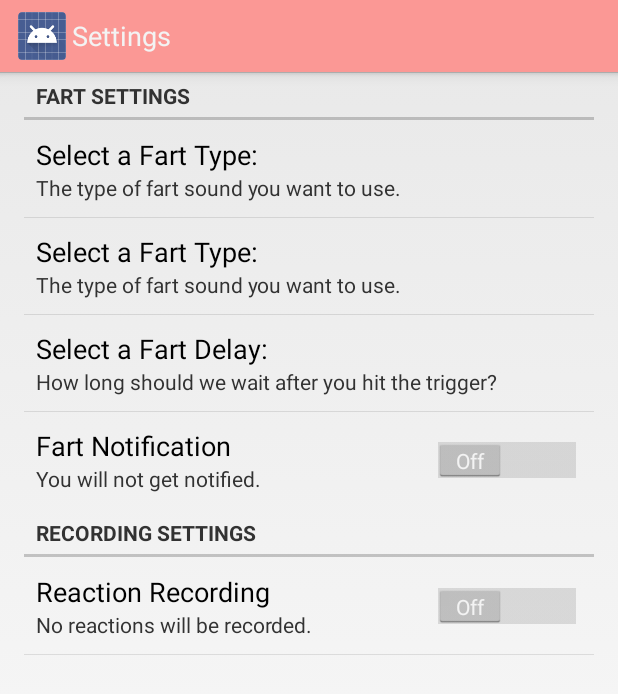
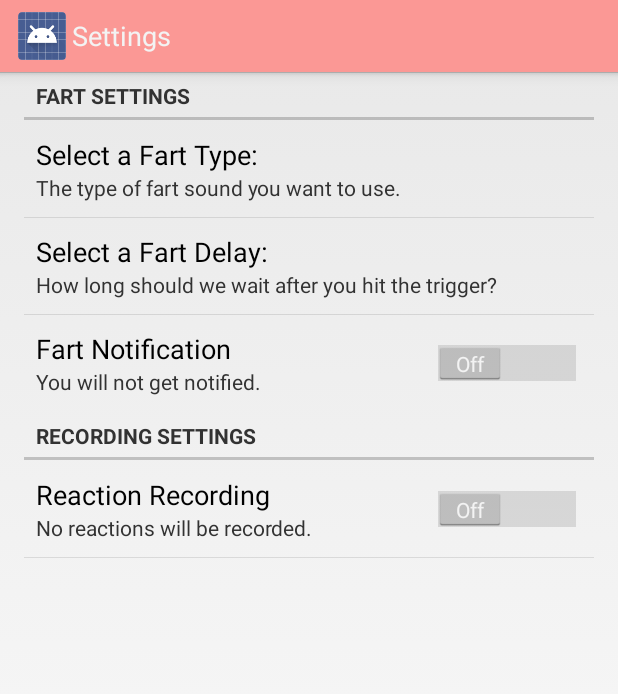
Before and after one commit to mikeflynn/RemoteWhoopeeCushion, an Android app: the screen it shows after launch (SettingsActivity), in the options menu, after a tap on "Settings", on a phone screen of 412 x 824 dp. Shown: the top 694 px of the screen. Run offline under Robolectric (Android 15) with nearby library versions, the light colour scheme and no system bars; libraries missing offline, so code that uses them is left out: com.daimajia.androidanimations; 6 statements that could not run were skipped.

Commit message:
Improved both recordings lists and many many bug fixes.

```diff
--- a/mobile/src/main/java/io/github/mikeflynn/remotewhoopeecushion/MainActivity.java
+++ b/mobile/src/main/java/io/github/mikeflynn/remotewhoopeecushion/MainActivity.java
@@ -23,6 +23,7 @@ import android.animation.ValueAnimator;
 import com.daimajia.androidanimations.library.Techniques;
 import com.daimajia.androidanimations.library.YoYo;
 
+import java.io.File;
 import java.io.IOException;
 import java.util.ArrayList;
 import java.util.Collections;
@@ -202,11 +203,11 @@ public class MainActivity extends Activity {
         return delay;
     }
 
-    protected String getFile() {
+    protected MediaPlayer getPlayer() {
         SharedPreferences prefs = PreferenceManager.getDefaultSharedPreferences(this);
         String name = prefs.getString("io.github.mikeflynn.remotewhoopeecushion.fart_type", "chipotle");
 
-        if(name.equals("-1")) {
+        if(name.equals("random")) {
             ArrayList<String> options = new ArrayList<String>();
             Collections.addAll(options, getResources().getStringArray(R.array.settings_vals_fart_type));
             options.remove(options.size() - 1);
@@ -215,7 +216,18 @@ public class MainActivity extends Activity {
             name = options.get(idx);
         }
 
-        return name;
+        int resourceId = getResources().getIdentifier("raw/"+name, null, this.getPackageName());
+        if(resourceId > 0) {
+            return MediaPlayer.create(getApplicationContext(), resourceId);
+        } else {
+            Recording mediaFile = new Recording(name, getApplicationContext(), "fart_");
+            if(mediaFile.fileExists()) {
+                return mediaFile.getPlayer();
+            }
+
+            // Default fart
+            return MediaPlayer.create(getApplicationContext(), getResources().getIdentifier("raw/chipotle", null, this.getPackageName()));
+        }
     }
 
     public void playFart() {
@@ -223,13 +235,11 @@ public class MainActivity extends Activity {
 
         // Pull the user's preferences
         SharedPreferences prefs = PreferenceManager.getDefaultSharedPreferences(this);
-        String wavName = getFile();
         final int wavDelay = getDelay();
         final boolean wavNotify = prefs.getBoolean("io.github.mikeflynn.remotewhoopeecushion.fart_notify", false);
         final boolean doRecord = prefs.getBoolean("io.github.mikeflynn.remotewhoopeecushion.record", false);
 
-        int wavId = getResources().getIdentifier("raw/"+wavName, null, this.getPackageName());
-        final MediaPlayer mp = MediaPlayer.create(getApplicationContext(), wavId);
+        final MediaPlayer mp = getPlayer();
         mp.setVolume(1, 1);
 
         new Thread(new Runnable() {
--- a/mobile/src/main/java/io/github/mikeflynn/remotewhoopeecushion/SettingsActivity.java
+++ b/mobile/src/main/java/io/github/mikeflynn/remotewhoopeecushion/SettingsActivity.java
@@ -36,17 +36,36 @@ public class SettingsActivity extends Activity {
 
             // Set the fart options dynamically
             List<String> farts = new ArrayList<String>();
-            farts.add("test 1");
-            final CharSequence[] fartNames = farts.toArray(new CharSequence[farts.size()]);
-            final CharSequence[] fartValues = farts.toArray(new CharSequence[farts.size()]);
+
+            // Resources
+            farts.add("beans");
+            farts.add("chipotle");
+            farts.add("grunter");
+            farts.add("moist");
+            farts.add("muffled");
+            farts.add("quick");
+            farts.add("random");
+
+            // Custom recordings
+            ArrayList<Recording> recordings = Recording.getList(getActivity(), "fart_");
+            for (int i = 0; i < recordings.size(); i++) {
+                farts.add(recordings.get(i).getFilename());
+            }
+
+            // Set display names
+            ArrayList<String> fartNames = new ArrayList<String>();
+            for(int i = 0; i < farts.size(); i++) {
+                fartNames.add(farts.get(i).toUpperCase());
+            }
 
             ListPreference fartOptions = new ListPreference(getActivity());
+            fartOptions.setKey("io.github.mikeflynn.remotewhoopeecushion.fart_type");
             fartOptions.setTitle(R.string.settings_header_fart_type);
             fartOptions.setSummary(R.string.settings_desc_fart_type);
             fartOptions.setDialogTitle(R.string.settings_header_fart_type);
-            //fartOptions.setDefaultValue("");
-            fartOptions.setEntries(fartNames);
-            fartOptions.setEntryValues(fartValues);
+            fartOptions.setDefaultValue("chipotle");
+            fartOptions.setEntries(fartNames.toArray(new CharSequence[farts.size()]));
+            fartOptions.setEntryValues(farts.toArray(new CharSequence[farts.size()]));
             fartOptions.setOrder(0);
 
             PreferenceCategory fartPrefs = (PreferenceCategory)findPreference("farts");
--- a/mobile/src/main/res/xml/preferences.xml
+++ b/mobile/src/main/res/xml/preferences.xml
@@ -3,14 +3,6 @@
     <PreferenceCategory
         android:key="farts"
         android:title="@string/settings_fart_header">
-        <ListPreference
-            android:key="io.github.mikeflynn.remotewhoopeecushion.fart_type"
-            android:title="@string/settings_header_fart_type"
-            android:summary="@string/settings_desc_fart_type"
-            android:entries="@array/settings_list_fart_type"
-            android:entryValues="@array/settings_vals_fart_type"
-            android:dialogTitle="@string/settings_header_fart_type"
-            android:defaultValue="chipotle"/>
 
         <ListPreference
             android:key="io.github.mikeflynn.remotewhoopeecushion.fart_delay"
@@ -19,7 +11,8 @@
             android:entries="@array/settings_list_fart_delay"
             android:entryValues="@array/settings_vals_fart_delay"
             android:dialogTitle="@string/settings_header_fart_delay"
-            android:defaultValue="0"/>
+            android:defaultValue="0"
+            android:order="1"/>
 
         <SwitchPreference
             android:key="io.github.mikeflynn.remotewhoopeecushion.fart_notify"
@@ -28,7 +21,8 @@
             android:summaryOn="@string/settings_header_fart_notify_on_summary"
             android:switchTextOff="@string/settings_header_fart_notify_off_title"
             android:switchTextOn="@string/settings_header_fart_notify_on_title"
-            android:defaultValue="false"/>
+            android:defaultValue="false"
+            android:order="2"/>
     </PreferenceCategory>
     <PreferenceCategory
         android:key="recordings"
@@ -40,6 +34,7 @@
             android:summaryOn="@string/settings_header_record_on_summary"
             android:switchTextOff="@string/settings_header_record_off_title"
             android:switchTextOn="@string/settings_header_record_on_title"
-            android:defaultValue="false"/>
+            android:defaultValue="false"
+            android:order="3"/>
     </PreferenceCategory>
 </PreferenceScreen>
```
Also changed, not shown: mobile/src/main/java/io/github/mikeflynn/remotewhoopeecushion/FartsActivity.java (+36 -11 lines), mobile/src/main/java/io/github/mikeflynn/remotewhoopeecushion/Recording.java (+27 -10 lines), mobile/src/main/java/io/github/mikeflynn/remotewhoopeecushion/RecordingsActivity.java (+12 -3 lines), mobile/src/main/java/io/github/mikeflynn/remotewhoopeecushion/RecordingsAdapter.java (+7 -2 lines), mobile/src/main/res/values/strings.xml (+6 -1 lines).
